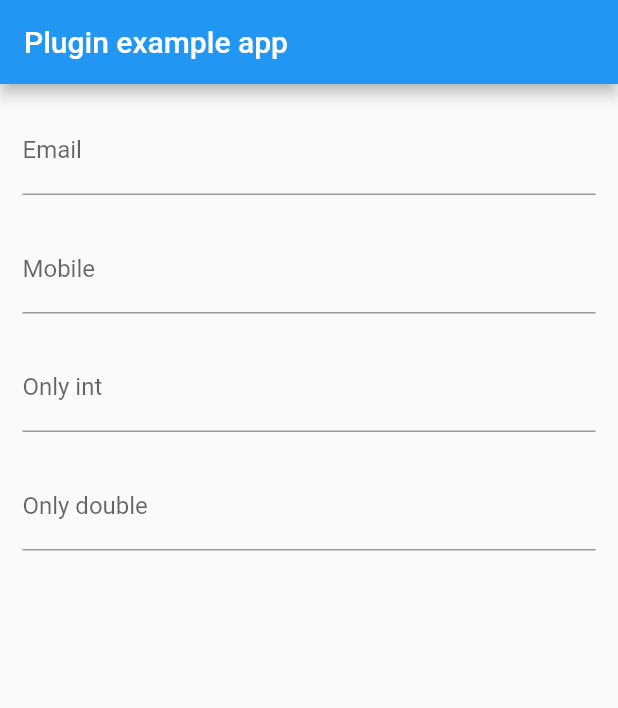
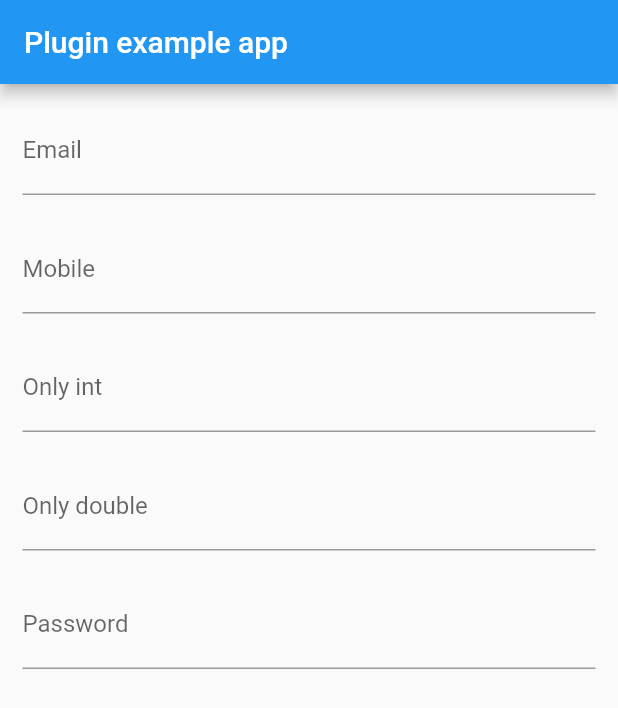
Before and after one commit to techdirrdev/validation_plus, a Flutter app: the screen it shows after launch, on a phone screen of 412 x 824 dp. Shown: the top 708 px of the screen. Run offline on Flutter 3.47's test engine with Material 2 defaults, Android fonts, the light colour scheme and no system bars; our stand-ins replace plugin_platform_interface; missing offline and left inert: dart:html.

Commit message:
password validation

```diff
--- a/example/lib/main.dart
+++ b/example/lib/main.dart
@@ -14,6 +14,17 @@ class MyApp extends StatefulWidget {
 }
 
 class _MyAppState extends State<MyApp> {
+  final _formKey = GlobalKey<FormState>();
+  final TextEditingController _conPassword = TextEditingController();
+
+  void _submit() {
+    final isValid = _formKey.currentState?.validate();
+    if (!isValid!) {
+      return;
+    }
+    _formKey.currentState?.save();
+  }
+
   @override
   Widget build(BuildContext context) {
     return MaterialApp(
@@ -22,8 +33,11 @@ class _MyAppState extends State<MyApp> {
           title: const Text('Plugin example app'),
         ),
         body: SafeArea(
+          child: SingleChildScrollView(
             child: Padding(
               padding: const EdgeInsets.all(15),
+              child: Form(
+                key: _formKey,
                 child: Column(
                   children: [
                     TextField(
@@ -79,7 +93,30 @@ class _MyAppState extends State<MyApp> {
                           labelText: "Only double",
                           hintText: "Only double",
                         )),
+                    const SizedBox(
+                      height: 20,
+                    ),
+                    TextFormField(
+                      controller: _conPassword,
+                      decoration: const InputDecoration(
+                        labelText: "Password",
+                        hintText: "Password",
+                      ),
+                      validator: (value) {
+                        if (value == null ||
+                            value.isEmpty ||
+                            !Validate.isValidPassword(value)) {
+                          return "password";
+                        }
+                        return null;
+                      },
+                      onChanged: (value) {
+                        _submit();
+                      },
+                    ),
                   ],
+                ),
+              ),
             ),
           ),
         ),
--- a/lib/validate.dart
+++ b/lib/validate.dart
@@ -12,6 +12,18 @@ class Validate {
   /// validation mobile number (Only Indian pattern and 10 digits mobile number accepted)
   static bool isValidMobile(String mobile) {
     return RegExp(r'^([6-9]{1})([0-9]{9})$').hasMatch(mobile);
+  }
+
+  /// validation password
+  /// like password pattern
+  /// Min 6 and Max 12 characters
+  /// At least one uppercase character
+  /// At least one lowercase character
+  /// At least one special character [@#$!%?]
+  static bool isValidPassword(String password) {
+    return RegExp(
+            r'^(?=.*[a-z])(?=.*[A-Z])(?=.*\d)(?=.*[@#$!%?])[A-Za-z\d@#$!%?]{6,12}$')
+        .hasMatch(password);
   }
 
   /// validation input int value
```
Also changed, not shown: 1 other file. Lines whose indentation alone changed are shown as unchanged.
